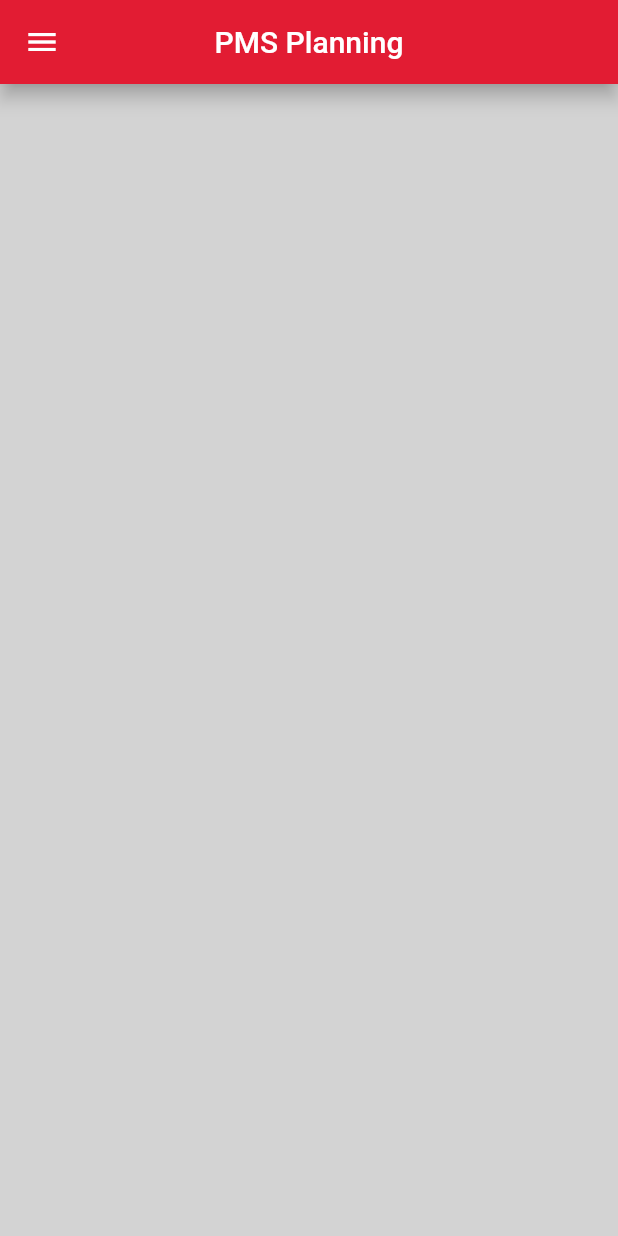
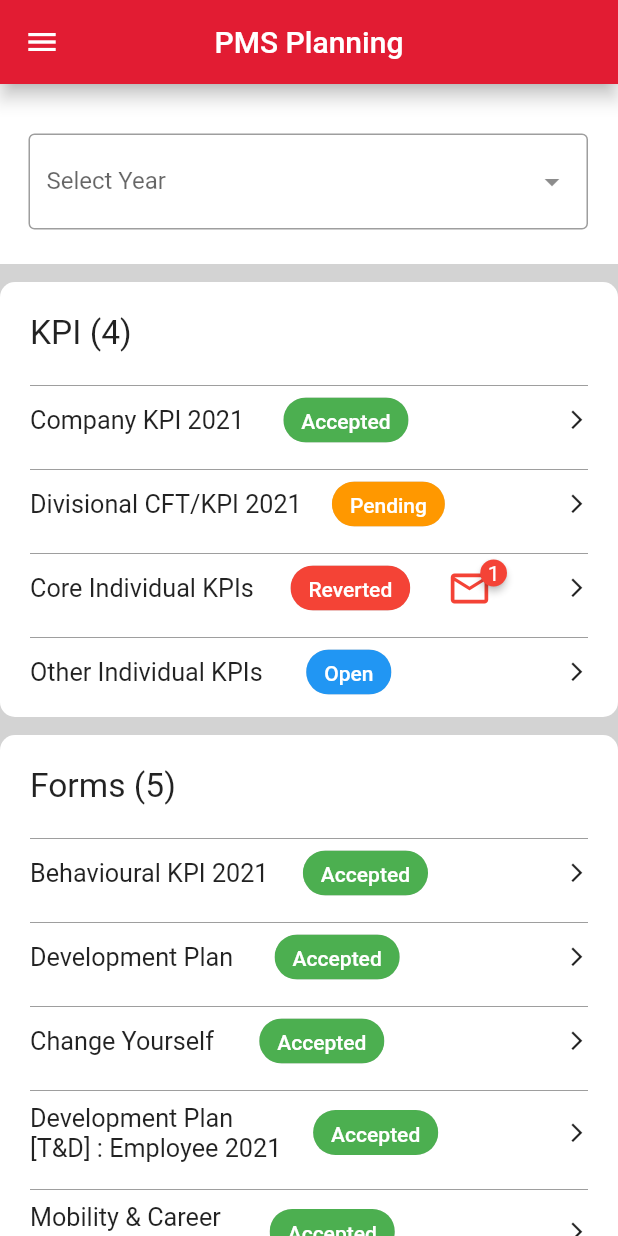
Before and after one commit to Ibrahim-Lokman/hr4u_app, a Flutter app: the PMSPlanningPage screen opened directly, on a phone screen of 412 x 824 dp. Run offline on Flutter 3.47's test engine with Material 2 defaults, Android fonts, the phone set to English and light mode, and no system bars; drawn by our look-alikes of badges; our stand-ins replace dropdown_button2.

Commit message:
Kpi menu screen added

```diff
--- /dev/null
+++ b/lib/kpi_management/dummydata/dummy_kpi_form.dart
@@ -0,0 +1,17 @@
+import 'package:flutter/material.dart';
+
+List<List<dynamic>> dummy_kpi_items = [
+      ["Company KPI 2021", "Accepted", Colors.green],
+      ["Divisional CFT/KPI 2021", "Pending", Colors.orange],
+      ["Core Individual KPIs", "Reverted", Colors.red],
+      ["Other Individual KPIs", "Open", Colors.blue],
+
+  ];
+
+List<List<dynamic>> dummy_form_items = [
+      ["Behavioural KPI 2021", "Accepted", Colors.green],
+      ["Development Plan", "Accepted", Colors.green],
+      ["Change Yourself", "Accepted", Colors.green],
+      ["Development Plan \n[T&D] : Employee 2021", "Accepted", Colors.green],
+      ["Mobility & Career \nAspirations", "Accepted", Colors.green],
+  ];
--- /dev/null
+++ b/lib/kpi_management/dummydata/status.dart
@@ -0,0 +1,6 @@
+enum MyStatus {
+  accepted,
+  pending,
+  reverted,
+  open,
+}
--- a/lib/kpi_management/screens/pms_planning_page.dart
+++ b/lib/kpi_management/screens/pms_planning_page.dart
@@ -1,4 +1,8 @@
+import 'package:dropdown_button2/dropdown_button2.dart';
 import 'package:flutter/material.dart';
+
+import '../widgets/forms_widget.dart';
+import '../widgets/kpi_widget.dart';
 
 
 class PMSPlanningPage extends StatefulWidget {
@@ -8,6 +12,15 @@ class PMSPlanningPage extends StatefulWidget {
 }
 
 class _PMSPlanningPageState extends State<PMSPlanningPage> {
+  final List<String> years = [
+  '2020',
+  '2021',
+  '2022',
+  '2023',
+ ];
+  String? selectedValue;
+ final _formKey = GlobalKey<FormState>();
+
 
   @override
   Widget build(BuildContext context) {
@@ -33,12 +46,67 @@ class _PMSPlanningPageState extends State<PMSPlanningPage> {
 
       body: Column(
         children: [
+           Container(
+              padding: EdgeInsets.only(
+                top: 33,
+                bottom: 23,
+                left: 19,
+                right: 20
+                ),
+              color: Colors.white,
+              width: 500,
+              child: DropdownButtonFormField2(
+              decoration: InputDecoration(
+
+                labelText: "Select Year",
+                border: OutlineInputBorder(),
+              ),
+             // isExpanded: true,
+              items: years.map((item) => DropdownMenuItem<String>(
+                value: item,
+                child: Text(
+                  item,
+                ),
+              )).toList(),
+
+              onSaved: (value) {
+                selectedValue = value.toString();
+              },
+
+              onChanged: (value) {
+                setState(() {
+                selectedValue = value as String;
+                });
+              },
+
+              iconStyleData: const IconStyleData(
+                icon: Icon(
+                  Icons.arrow_drop_down,
+                  color: Colors.black45,
+                ),
+              ),
+            ),
+            ),
+          SizedBox(height: 12,),
+
+          KPI_widget(),
+          SizedBox(height: 12,),
+          Forms_widget(),
+          SizedBox(height: 12,),
           Container(
-            height: 200,
+
+            color: Colors.white,
+            width: 500,
+            padding: EdgeInsets.all(20),
+            child: Container(
+              height: 50,
+              child: ElevatedButton(
+                onPressed: () {},
+                child: const Text('Send bulk to supervisor', textScaleFactor: 1.5),
+              ),
+            ),
           ),
-          Container(
-            height: 200,
-          ),
+
 
         ],
       ),
--- /dev/null
+++ b/lib/kpi_management/widgets/forms_widget.dart
@@ -0,0 +1,59 @@
+import 'package:flutter/material.dart';
+
+import '../dummydata/dummy_kpi_form.dart';
+import 'item.status.widget.dart';
+
+class Forms_widget extends StatelessWidget {
+     List<List<dynamic>> form_items = dummy_form_items;
+
+  //const Forms_widget({
+  //  super.key,
+  // });
+
+  @override
+  Widget build(BuildContext context) {
+    return Container(
+      height: 390,
+      width: 440,
+      decoration: BoxDecoration(
+        color: Colors.white,
+        borderRadius: BorderRadius.all(Radius.circular(10)),
+      ),
+
+      child: Column(
+        children: [
+          Container(
+            alignment: Alignment.topLeft,
+            padding: EdgeInsets.only(
+              top:  20,
+              left: 20,
+              right: 20,
+              bottom: 10,
+            ),
+            child: Text(
+              "Forms (5)",
+              textScaleFactor: 1.6,
+              ),
+          ),
+
+          SingleChildScrollView(
+            physics: ScrollPhysics(),
+            child: Column(
+              children: [
+                ListView.builder(
+                  scrollDirection: Axis.vertical,
+                  shrinkWrap: true,
+                  itemCount: form_items.length,
+                  itemBuilder: (context, index) {
+                    final item = form_items[index];
+                    return kpi_item_status_widget(item[0], item[1],item[2],);
+                   },
+                  ),
+              ],
+            ),
+          ),
+          ],
+      ),
+    );
+  }
+}
--- /dev/null
+++ b/lib/kpi_management/widgets/item.status.widget.dart
@@ -0,0 +1,68 @@
+import 'package:flutter/material.dart';
+import 'package:badges/badges.dart' as badges;
+
+
+class kpi_item_status_widget extends StatelessWidget {
+  final String title;
+  final String status;
+  final Color color;
+
+   kpi_item_status_widget(
+   this.title,
+   this.status,
+   this.color,
+);
+
+  @override
+  Widget build(BuildContext context) {
+    return InkWell(
+      splashColor: Colors.red,
+      onTap: (){print("object");},
+      child: Container(
+        alignment: Alignment.topLeft,
+        padding: EdgeInsets.only(top: 5, left: 20, right: 20, bottom: 5),
+        child: Column(
+          children: [
+            Container(
+              width: 410,
+              padding: EdgeInsets.all(0),
+              child: Divider(
+                      color: Colors.grey,
+                    ),
+            ),
+            Row(
+              children: [
+                Text(
+                  title,
+                  textScaleFactor: 1.2,
+
+                  ),
+                Spacer(),
+                Container(
+                  height: 30,
+                  alignment: Alignment.center,
+                  child: Chip(
+                    label:  Text(status,
+                    style: TextStyle(color: Colors.white)),
+                    backgroundColor: color,
+                  ),
+                ),
+                Spacer(),
+                // Icon(Icons.mail_outlined, color: Colors.red,)
+                status == "Reverted" ? badges.Badge(
+
+                      badgeContent: Text('1', style: TextStyle(color: Colors.white),),
+                      child: Icon(Icons.mail_outline, color: Colors.red,size: 30,),
+                     ) : Spacer(),
+                Spacer(),
+                Spacer(),
+                Icon(Icons.arrow_forward_ios, size: 15,),
+
+              ],
+            ),
+          ],
+        ),
+      ),
+    );
+  }
+}
--- /dev/null
+++ b/lib/kpi_management/widgets/kpi_widget.dart
@@ -0,0 +1,54 @@
+import 'package:flutter/material.dart';
+
+import 'item.status.widget.dart';
+import '../dummydata/dummy_kpi_form.dart';
+
+class KPI_widget extends StatelessWidget {
+  List<List<dynamic>> kpi_items = dummy_kpi_items;
+ // const KPI_widget({
+ //   super.key,
+ // });
+
+  @override
+  Widget build(BuildContext context) {
+    return Container(
+
+      decoration: BoxDecoration(
+        color: Colors.white,
+        borderRadius: BorderRadius.all(Radius.circular(10)),
+      ),
+      height: 290,
+      width: 440,
+      child: Column(
+
+        children: [
+          Container(
+            alignment: Alignment.topLeft,
+            padding: EdgeInsets.only(
+              top:  20,
+              left: 20,
+              right: 20,
+              bottom: 10,
+            ),
+            child: Text(
+              "KPI (4)",
+              textScaleFactor: 1.6,
+              ),
+          ),
+
+          ListView.builder(
+            scrollDirection: Axis.vertical,
+            shrinkWrap: true,
+            itemCount: kpi_items.length,
+            itemBuilder: (context, index) {
+              final item = kpi_items[index];
+              return kpi_item_status_widget(item[0], item[1],item[2],);
+             },
+        ),
+
+
+        ],
+      ),
+    );
+  }
+}
--- a/lib/main.dart
+++ b/lib/main.dart
@@ -1,5 +1,6 @@
 import 'package:flutter/material.dart';
 import 'package:hr4u_app/kpi_management/models/kpi_provider.dart';
+import 'package:hr4u_app/kpi_management/screens/kpi_menu_page.dart';
 import 'package:provider/provider.dart';
 import 'kpi_management/screens/pms_planning_page.dart';
 
@@ -27,7 +28,7 @@ class MyApp extends StatelessWidget {
           primarySwatch: Colors.red,
           canvasColor: Color.fromARGB(255, 211, 211, 211),
         ),
-        home: const PMSPlanningPage(),
+        home: const KpiMenuPage(),
 
          routes: {
             //ViewKpiDetailsScreen.routeName: (ctx) => ViewKpiDetailsScreen(),
--- /dev/null
+++ b/lib/note.dart
@@ -0,0 +1 @@
+//  flutter run --no-sound-null-safety
--- a/pubspec.yaml
+++ b/pubspec.yaml
@@ -33,6 +33,7 @@ dependencies:
   dropdown_button2: ^2.0.0
   provider: ^4.0.0
   intl: ^0.15.8
+  badges: ^3.0.2
 
 
   # The following adds the Cupertino Icons font to your application.
```
Also changed, not shown: lib/kpi_management/screens/kpi_menu_page.dart (added, +158 -0 lines), pubspec.lock.
